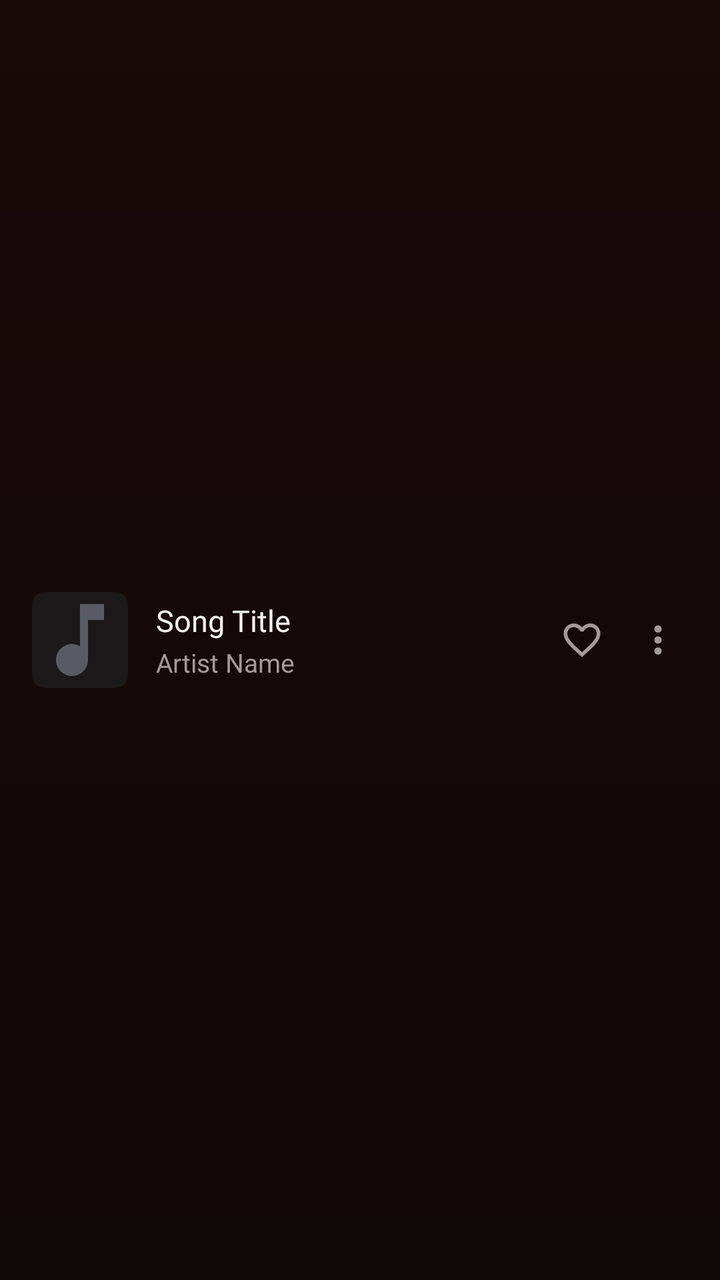
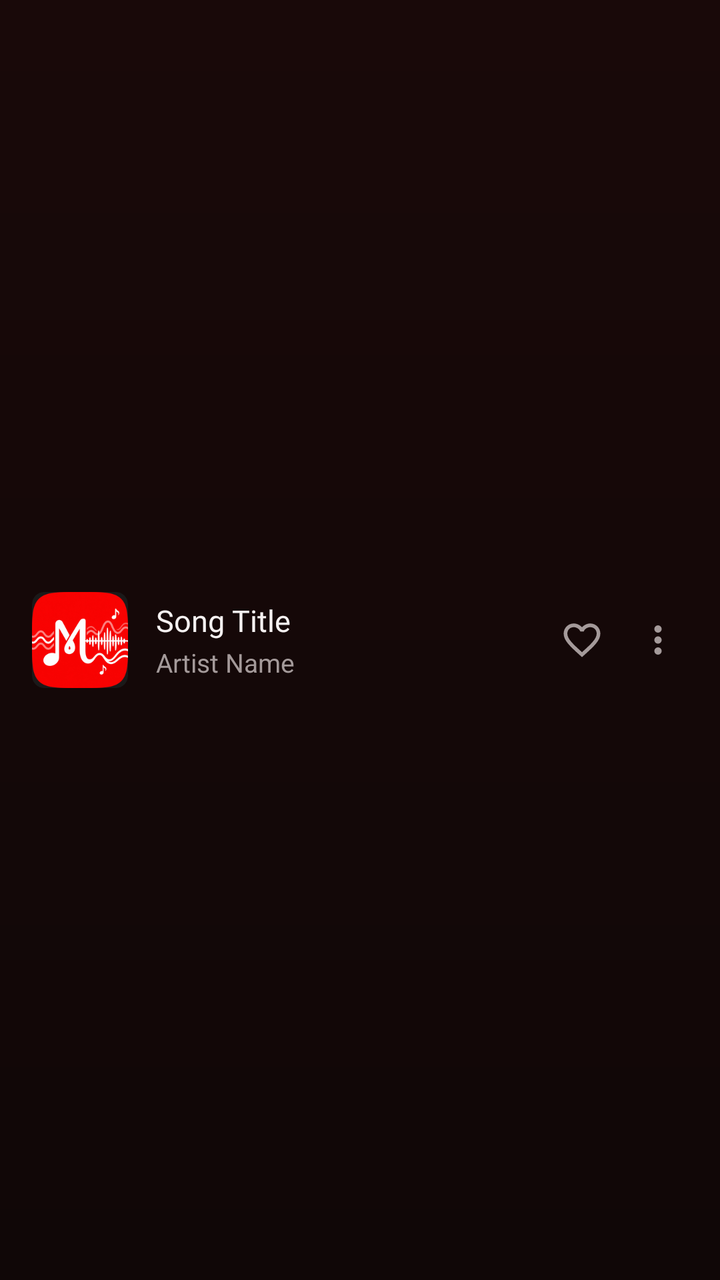

Before-and-after screenshots of an Android layout around one commit, followed by the original layout XML and the change that was made.
<!-- AndroidManifest.xml: application theme Theme.BraveMusicPlayer -->
<!-- res/layout/item_artist_song_row.xml -->
<?xml version="1.0" encoding="utf-8"?>
<LinearLayout xmlns:android="http://schemas.android.com/apk/res/android"
    xmlns:app="http://schemas.android.com/apk/res-auto"
    android:layout_width="match_parent"
    android:layout_height="wrap_content"
    android:background="?android:attr/selectableItemBackground"
    android:clickable="true"
    android:focusable="true"
    android:gravity="center_vertical"
    android:orientation="horizontal"
    android:paddingStart="16dp"
    android:paddingTop="8dp"
    android:paddingEnd="12dp"
    android:paddingBottom="8dp">

    
    <TextView
        android:id="@+id/tvSongRank"
        android:layout_width="24dp"
        android:layout_height="wrap_content"
        android:layout_marginEnd="8dp"
        android:fontFamily="sans-serif-black"
        android:gravity="center"
        android:text="1"
        android:textColor="@color/textSecondary"
        android:textSize="13sp"
        android:visibility="gone" />

    
    <androidx.cardview.widget.CardView
        android:layout_width="48dp"
        android:layout_height="48dp"
        app:cardBackgroundColor="@color/surfaceCard"
        app:cardCornerRadius="6dp"
        app:cardElevation="0dp">

        <ImageView
            android:id="@+id/ivArtistSongCover"
            android:layout_width="match_parent"
            android:layout_height="match_parent"
            android:contentDescription="Song Artwork"
            android:scaleType="centerCrop"
            android:src="@drawable/ic_music_note" />
    </androidx.cardview.widget.CardView>

    
    <LinearLayout
        android:layout_width="0dp"
        android:layout_height="wrap_content"
        android:layout_marginStart="14dp"
        android:layout_marginEnd="8dp"
        android:layout_weight="1"
        android:orientation="vertical">

        <TextView
            android:id="@+id/tvArtistSongTitle"
            android:layout_width="wrap_content"
            android:layout_height="wrap_content"
            android:ellipsize="end"
            android:fontFamily="@font/youtube_sans_bold_font"
            android:maxLines="1"
            android:text="Song Title"
            android:textColor="@color/textPrimary"
            android:textSize="15sp" />

        <LinearLayout
            android:layout_width="wrap_content"
            android:layout_height="wrap_content"
            android:layout_marginTop="2dp"
            android:gravity="center_vertical"
            android:orientation="horizontal">

            <TextView
                android:id="@+id/tvArtistSongArtists"
                android:layout_width="wrap_content"
                android:layout_height="wrap_content"
                android:ellipsize="end"
                android:fontFamily="sans-serif"
                android:maxLines="1"
                android:text="Artist Name"
                android:textColor="@color/textSecondary"
                android:textSize="13sp" />
        </LinearLayout>

        
        <TextView
            android:id="@+id/tvArtistSongMeta"
            android:layout_width="wrap_content"
            android:layout_height="wrap_content"
            android:layout_marginTop="1dp"
            android:fontFamily="sans-serif"
            android:text="2026 • 3:45"
            android:textColor="@color/textDisabled"
            android:textSize="11sp"
            android:visibility="gone" />
    </LinearLayout>

    
    <ImageView
        android:id="@+id/btnLikeArtistSong"
        android:layout_width="38dp"
        android:layout_height="38dp"
        android:background="?android:attr/selectableItemBackgroundBorderless"
        android:contentDescription="Like Track"
        android:padding="8dp"
        android:src="@drawable/ic_heart_outline"
        app:tint="@color/textSecondary" />

    
    <ImageView
        android:id="@+id/btnArtistSongOverflow"
        android:layout_width="38dp"
        android:layout_height="38dp"
        android:background="?android:attr/selectableItemBackgroundBorderless"
        android:contentDescription="Track Options"
        android:padding="8dp"
        android:src="@drawable/ic_ytm_overflow"
        app:tint="@color/textSecondary" />

</LinearLayout>
<!-- resources referenced by this layout -->
<resources>
  <color name="surfaceCard">#1B1919</color>
  <color name="textDisabled">#686060</color>
  <color name="textPrimary">#F5F1F1</color>
  <color name="textSecondary">#A49A9A</color>
  <!-- drawable ic_heart_outline (drawable) -->
  <vector xmlns:android="http://schemas.android.com/apk/res/android"
      android:width="24dp"
      android:height="24dp"
      android:viewportWidth="24"
      android:viewportHeight="24">
      <path
          android:fillColor="#FFFFFFFF"
          android:pathData="M16.5,3c-1.74,0 -3.41,0.81 -4.5,2.09C10.91,3.81 9.24,3 7.5,3 4.42,3 2,5.42 2,8.5c0,3.78 3.4,6.86 8.55,11.54L12,21.35l1.45,-1.32C18.6,15.36 22,12.28 22,8.5 22,5.42 19.58,3 16.5,3zm-4.4,15.55l-0.1,0.1 -0.1,-0.1C7.14,14.24 4,11.39 4,8.5 4,6.5 5.5,5 7.5,5c1.54,0 3.04,0.99 3.57,2.36h1.87C13.46,5.99 14.96,5 16.5,5c2,0 3.5,1.5 3.5,3.5 0,2.89 -3.14,5.74 -7.9,10.05z"/>
  </vector>
  <!-- drawable ic_music_note (drawable) -->
  <vector xmlns:android="http://schemas.android.com/apk/res/android"
      android:width="24dp"
      android:height="24dp"
      android:viewportWidth="24"
      android:viewportHeight="24">
      <path
          android:fillColor="#5A5A64"
          android:pathData="M12,3v10.55c-0.59,-0.34 -1.27,-0.55 -2,-0.55 -2.21,0 -4,1.79 -4,4s1.79,4 4,4 4,-1.79 4,-4V7h4V3h-6z"/>
  </vector>
  <!-- drawable ic_ytm_overflow (drawable) -->
  <?xml version="1.0" encoding="utf-8"?>
  <vector  android:height="24.0dp" android:width="24.0dp" android:viewportWidth="24.0" android:viewportHeight="24.0"
    xmlns:android="http://schemas.android.com/apk/res/android">
      <path android:fillColor="@android:color/white" android:pathData="M12,4a2,2 0,1 0,0 4,2 2,0 0,0 0,-4ZM12,10a2,2 0,1 0,0 4,2 2,0 0,0 0,-4ZM12,16a2,2 0,1 0,0 4,2 2,0 0,0 0,-4Z" />
  </vector>
  <style name="Theme.BraveMusicPlayer" parent="Theme.MaterialComponents.DayNight.NoActionBar">
          <item name="colorPrimary">@color/accentPrimary</item>
          <item name="colorPrimaryVariant">@color/surfaceCard</item>
          <item name="colorOnPrimary">@color/textPrimary</item>
          <item name="colorSecondary">@color/accentPrimary</item>
          <item name="colorSecondaryVariant">@color/accentPressed</item>
          <item name="colorOnSecondary">@color/textPrimary</item>
          <item name="android:colorBackground">@color/background</item>
          <item name="android:statusBarColor">@color/background</item>
          <item name="android:navigationBarColor">@color/backgroundSecondary</item>
          <item name="android:windowLightStatusBar">false</item>
          <item name="android:windowLightNavigationBar" tools:targetApi="27">false</item>
          <item name="android:windowBackground">@drawable/bg_ytm_gradient</item>
          <item name="bottomSheetDialogTheme">@style/MelodyBottomSheetDialogTheme</item>
      </style>
  <color name="accentPrimary">#B8203A</color>
  <color name="accentPressed">#8F1830</color>
  <color name="background">#100707</color>
  <color name="backgroundSecondary">#190909</color>
  <!-- drawable bg_ytm_gradient (drawable) -->
  <?xml version="1.0" encoding="utf-8"?>
  <shape xmlns:android="http://schemas.android.com/apk/res/android"
      android:shape="rectangle">
      <gradient
          android:angle="270"
          android:startColor="@color/backgroundSecondary"
          android:endColor="@color/background"
          android:type="linear" />
  </shape>
  <style name="MelodyBottomSheetDialogTheme" parent="Theme.Design.Light.BottomSheetDialog">
          <item name="bottomSheetStyle">@style/MelodyBottomSheetStyle</item>
          <item name="android:windowIsFloating">false</item>
          <item name="android:navigationBarColor">@color/backgroundSecondary</item>
          <item name="android:windowLightNavigationBar" tools:targetApi="27">false</item>
      </style>
  <style name="MelodyBottomSheetStyle" parent="Widget.Design.BottomSheet.Modal">
          <item name="android:background">@android:color/transparent</item>
      </style>
</resources>

<!-- the commit's change to res/layout/item_artist_song_row.xml (unified diff, before → after) -->
@@ -40,7 +40,7 @@
             android:layout_height="match_parent"
             android:contentDescription="Song Artwork"
             android:scaleType="centerCrop"
-            android:src="@drawable/ic_music_note" />
+            android:src="@drawable/ic_melody_logo" />
     </androidx.cardview.widget.CardView>
 
     
<!-- resource entries referenced after the edit -->
@@ -14,16 +14,7 @@
           android:fillColor="#FFFFFFFF"
           android:pathData="M16.5,3c-1.74,0 -3.41,0.81 -4.5,2.09C10.91,3.81 9.24,3 7.5,3 4.42,3 2,5.42 2,8.5c0,3.78 3.4,6.86 8.55,11.54L12,21.35l1.45,-1.32C18.6,15.36 22,12.28 22,8.5 22,5.42 19.58,3 16.5,3zm-4.4,15.55l-0.1,0.1 -0.1,-0.1C7.14,14.24 4,11.39 4,8.5 4,6.5 5.5,5 7.5,5c1.54,0 3.04,0.99 3.57,2.36h1.87C13.46,5.99 14.96,5 16.5,5c2,0 3.5,1.5 3.5,3.5 0,2.89 -3.14,5.74 -7.9,10.05z"/>
   </vector>
-  <!-- drawable ic_music_note (drawable) -->
-  <vector xmlns:android="http://schemas.android.com/apk/res/android"
-      android:width="24dp"
-      android:height="24dp"
-      android:viewportWidth="24"
-      android:viewportHeight="24">
-      <path
-          android:fillColor="#5A5A64"
-          android:pathData="M12,3v10.55c-0.59,-0.34 -1.27,-0.55 -2,-0.55 -2.21,0 -4,1.79 -4,4s1.79,4 4,4 4,-1.79 4,-4V7h4V3h-6z"/>
-  </vector>
+  <!-- drawable ic_melody_logo: png bitmap (drawable, 46801 bytes) -->
   <!-- drawable ic_ytm_overflow (drawable) -->
   <?xml version="1.0" encoding="utf-8"?>
   <vector  android:height="24.0dp" android:width="24.0dp" android:viewportWidth="24.0" android:viewportHeight="24.0"
